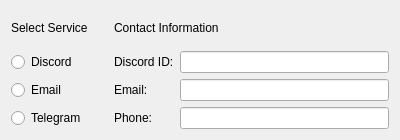
This is ui/designs/channel_selection_widget.ui in Jacfogel/MHM as Qt 5 draws it before an edit. The edited form follows.
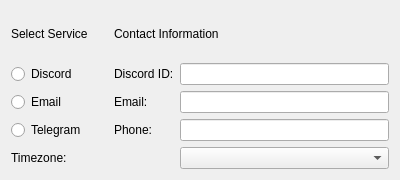
This is the edited form.

```diff
--- a/ui/designs/channel_selection_widget.ui
+++ b/ui/designs/channel_selection_widget.ui
@@ -7,7 +7,7 @@
     <x>0</x>
     <y>0</y>
     <width>400</width>
-    <height>140</height>
+    <height>180</height>
    </rect>
   </property>
   <property name="windowTitle">
@@ -35,6 +35,9 @@
      <item row="3" column="3">
       <widget class="QLineEdit" name="lineEdit_phone"/>
      </item>
+     <item row="4" column="3">
+      <widget class="QComboBox" name="comboBox_timezone"/>
+     </item>
      <item row="0" column="0">
       <widget class="QLabel" name="label_select_service">
        <property name="text">
@@ -59,6 +62,13 @@
        </property>
       </widget>
      </item>
+     <item row="4" column="0">
+      <widget class="QLabel" name="label_timezone">
+       <property name="text">
+        <string>Timezone:</string>
+       </property>
+      </widget>
+     </item>
      <item row="2" column="2">
       <widget class="QLabel" name="label_email">
        <property name="text">
@@ -80,7 +90,7 @@
        </property>
       </widget>
      </item>
-     <item row="0" column="1" rowspan="4">
+     <item row="0" column="1" rowspan="5">
       <spacer name="verticalSpacer">
        <property name="orientation">
         <enum>Qt::Orientation::Vertical</enum>
```
